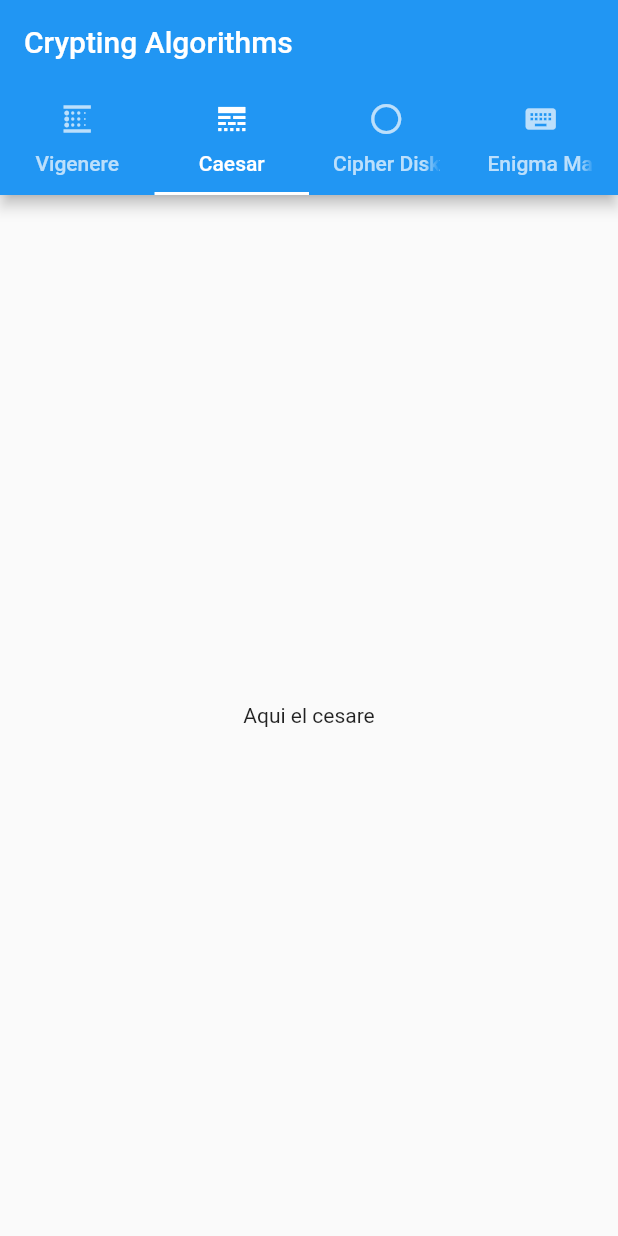
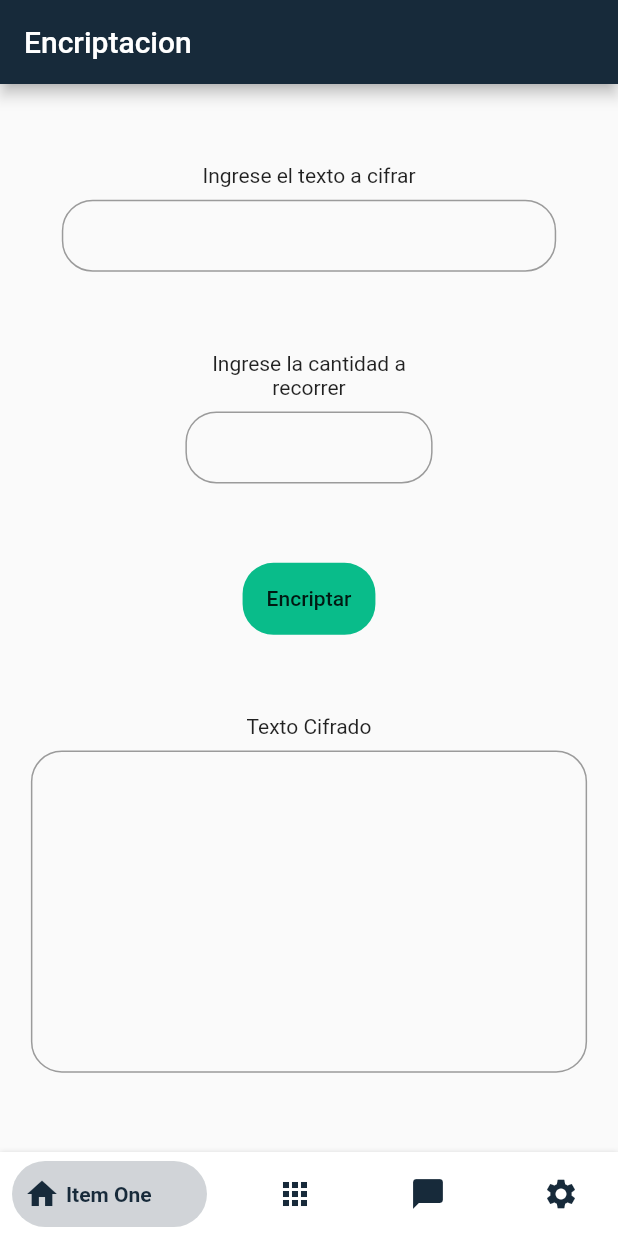
Before and after one commit to JuanJo53/Crypting-Security-Code, a Flutter app: the screen it shows after launch, on a phone screen of 412 x 824 dp. Run offline on Flutter 3.47's test engine with Material 2 defaults, Android fonts, the light colour scheme and no system bars; drawn by our look-alikes of bottom_navy_bar.

Commit message:
se hizo la pantalla para el cifrado caesar y su implementacion

```diff
--- /dev/null
+++ b/lib/Algorithms/caesar_algorithm.dart
@@ -0,0 +1,32 @@
+
+String caesar(int numero,String palabra){
+  numero=numero%26;
+  print(numero);
+  String palabraEncriptada="";
+  for(int i=0;i<palabra.length;i++){
+    int nuevoAscii=palabra.codeUnitAt(i)+numero;
+    if(!((palabra.codeUnitAt(i)>64&&palabra.codeUnitAt(i)<91)
+        ||(palabra.codeUnitAt(i)>96&&palabra.codeUnitAt(i)<123))){
+      palabraEncriptada+=String.fromCharCode(palabra.codeUnitAt(i));
+    }
+    else if(palabra.substring(i,i+1).toUpperCase()==palabra.substring(i,i+1)){
+      if(nuevoAscii<65){
+        palabraEncriptada+=String.fromCharCode(91+numero);
+      }
+      else if(nuevoAscii>90){
+        palabraEncriptada+=String.fromCharCode(64+numero);
+      }
+      else  palabraEncriptada+=String.fromCharCode(nuevoAscii);
+    }
+    else{
+      if(nuevoAscii<97){
+        palabraEncriptada+=String.fromCharCode(123+numero);
+      }
+      else if(nuevoAscii>122){
+        palabraEncriptada+=String.fromCharCode(96+numero);
+      }
+      else  palabraEncriptada+=String.fromCharCode(nuevoAscii);
+    }
+  }
+  return palabraEncriptada;
+}
--- /dev/null
+++ b/lib/Pages/Caesar_Page.dart
@@ -0,0 +1,123 @@
+import 'package:crypting_security_app/Algorithms/caesar_algorithm.dart';
+import 'package:crypting_security_app/colors.dart';
+import 'package:flutter/material.dart';
+
+class Caesar_Page extends StatefulWidget {
+  Color_Palette _colores;
+  Caesar_Page(this._colores);
+  @override
+  _Caesar_PageState createState() => _Caesar_PageState(_colores);
+}
+
+class _Caesar_PageState extends State<Caesar_Page> {
+  Color_Palette _colores;
+  Size size;
+  _Caesar_PageState(this._colores);
+  TextEditingController input=TextEditingController();
+  TextEditingController number=TextEditingController();
+  TextEditingController output=TextEditingController();
+  @override
+  Widget build(BuildContext context) {
+    size=MediaQuery.of(context).size;
+    return Scaffold(
+        body: Column(
+            mainAxisAlignment: MainAxisAlignment.spaceEvenly,
+            children: [
+              Input("Ingrese el texto a cifrar",input,TextInputType.text,size.width*0.1),
+              Input("Ingrese la cantidad a recorrer",number,TextInputType.number,size.width*0.3),
+              Boton("Encriptar"),
+              InputArea("Texto Cifrado",output),
+
+            ],
+          ),
+    );
+  }
+  void cifrar(){
+    setState(() {
+
+      output.text=caesar(int.parse(number.text), input.text);
+    });
+  }
+  Widget Boton(label){
+    return Container(
+      decoration: BoxDecoration(
+        color: _colores.secondColor,
+        borderRadius: BorderRadius.circular(size.width*0.05),
+      ),
+      child: MaterialButton(
+        shape: RoundedRectangleBorder(borderRadius: BorderRadius.circular(size.width*0.05)),
+        onPressed: (){cifrar();},
+        child: Text(label),
+      ),
+    );
+  }
+  Widget InputArea(label,input){
+    return Container(
+      margin: EdgeInsets.symmetric(horizontal: size.width*0.05),
+      child: Column(
+        children: [
+          Text(label),
+          SizedBox(
+            height: size.height*0.01,
+          ),
+          Container(
+            decoration: BoxDecoration(
+                borderRadius: BorderRadius.all(Radius.circular(size.width*0.05))
+            ),
+            child:
+            TextField(
+              maxLines: 10,
+              controller: input,
+              cursorColor: _colores.primaryColor,
+              decoration: InputDecoration(
+                  focusedBorder: OutlineInputBorder(
+                      borderSide: BorderSide(color: _colores.secondColor),
+                      borderRadius: BorderRadius.all(Radius.circular(size.width*0.05))),
+                  contentPadding: EdgeInsets.symmetric(horizontal: size.width*0.03,vertical: size.width*0.03),
+                  border: OutlineInputBorder(
+                      borderSide: BorderSide(color: _colores.primaryColor),
+                      borderRadius: BorderRadius.all(Radius.circular(size.width*0.05))
+                  )
+              ),
+            ),
+          )
+        ],
+      ),
+    );
+  }
+  Widget Input(label,input,key,margin){
+    return Container(
+      margin: EdgeInsets.symmetric(horizontal: margin),
+      child: Column(
+        children: [
+          Text(label,textAlign: TextAlign.center,),
+          SizedBox(
+            height: size.height*0.01,
+          ),
+          Container(
+            decoration: BoxDecoration(
+                borderRadius: BorderRadius.all(Radius.circular(size.width*0.05))
+            ),
+            child:
+            TextField(
+
+              controller: input,
+              keyboardType: key,
+              cursorColor: _colores.primaryColor,
+              decoration: InputDecoration(
+                focusedBorder: OutlineInputBorder(
+                  borderSide: BorderSide(color: _colores.secondColor),
+                    borderRadius: BorderRadius.all(Radius.circular(size.width*0.05))),
+                contentPadding: EdgeInsets.symmetric(horizontal: size.width*0.03),
+                border: OutlineInputBorder(
+                  borderSide: BorderSide(color: _colores.primaryColor),
+                  borderRadius: BorderRadius.all(Radius.circular(size.width*0.05))
+                )
+              ),
+            ),
+          )
+        ],
+      ),
+    );
+  }
+}
--- /dev/null
+++ b/lib/colors.dart
@@ -0,0 +1,38 @@
+import 'dart:ui';
+
+import 'package:flutter/material.dart';
+
+class Color_Palette{
+  Color _primaryColor;
+  Color _secondColor;
+  Color _black;
+  Color _white;
+
+  Color_Palette(){
+    _primaryColor=Color(0xff172A3A);
+    _secondColor=Color(0xff09BC8A);
+    _black=Color(0xff000000);
+    _white=Color(0xffffffff);
+  }
+  darkMode(){
+    _primaryColor=Color(0xff09BC8A);
+    _secondColor=Color(0xff172A3A);
+    _black=Color(0xff062441);
+    _white=Color(0xffffffff);
+
+  }
+  normalMode(){
+    _primaryColor=Color(0xff172A3A);
+    _secondColor=Color(0xff09BC8A);
+    _black=Color(0xff000000);
+    _white=Color(0xffffffff);
+
+  }
+  Color get primaryColor => _primaryColor;
+
+  Color get secondColor => _secondColor;
+
+  Color get black => _black;
+
+  Color get white => _white;
+}
--- a/lib/main.dart
+++ b/lib/main.dart
@@ -1,77 +1,93 @@
-/// Flutter code sample for TabBar
-
-// This sample shows the implementation of [TabBar] and [TabBarView] using a [DefaultTabController].
-// Each [Tab] corresponds to a child of the [TabBarView] in the order they are written.
-
+import 'package:bottom_navy_bar/bottom_navy_bar.dart';
+import 'package:crypting_security_app/colors.dart';
 import 'package:flutter/material.dart';
 
-void main() => runApp(const MyApp());
+import 'Pages/Caesar_Page.dart';
 
-/// This is the main application widget.
-class MyApp extends StatelessWidget {
-  const MyApp({Key key}) : super(key: key);
+void main() => runApp(MyApp());
 
-  static const String _title = 'Flutter Code Sample';
+
+class MyApp extends StatefulWidget {
+  Color_Palette _colores;
+  MyApp(){
+    _colores=Color_Palette();
+  }
+
+  Color_Palette get colores => _colores;
+
+  @override
+  _MyAppState createState() => _MyAppState(_colores);
+}
+
+class _MyAppState extends State<MyApp> {
+  Color_Palette _colores;
+  _MyAppState(this._colores);
+
+  int _currentIndex = 0;
+  PageController _pageController;
+
+  @override
+  void initState() {
+    super.initState();
+    _pageController = PageController();
+  }
+
+  @override
+  void dispose() {
+    _pageController.dispose();
+    super.dispose();
+  }
 
   @override
   Widget build(BuildContext context) {
-    return const MaterialApp(
-      title: _title,
-      home: MyStatelessWidget(),
-    );
-  }
-}
-
-/// This is the stateless widget that the main application instantiates.
-class MyStatelessWidget extends StatelessWidget {
-  const MyStatelessWidget({Key key}) : super(key: key);
-
-  @override
-  Widget build(BuildContext context) {
-    return DefaultTabController(
-      initialIndex: 1,
-      length: 4,
-      child: Scaffold(
-        appBar: AppBar(
-          title: const Text('Crypting Algorithms'),
-          bottom: const TabBar(
-            tabs: <Widget>[
-              Tab(
-                text: "Vigenere",
-                icon: Icon(Icons.blur_linear),
-              ),
-              Tab(
-                text: "Caesar",
-                icon: Icon(Icons.line_style),
-              ),
-              Tab(
-                text: "Cipher Disk",
-                icon: Icon(Icons.panorama_fish_eye),
-              ),
-              Tab(
-                text: "Enigma Machine",
-                icon: Icon(Icons.keyboard),
-              ),
+    return MaterialApp(
+      home: Scaffold(
+        appBar: AppBar(title: Text("Encriptacion"),backgroundColor: _colores.primaryColor,),
+        body: SizedBox.expand(
+          child: PageView(
+            controller: _pageController,
+            onPageChanged: (index) {
+              setState(() => _currentIndex = index);
+            },
+            children: <Widget>[
+              Caesar_Page(_colores),
+              Caesar_Page(_colores),
+              Caesar_Page(_colores),
+              Caesar_Page(_colores),
             ],
           ),
         ),
-        body: const TabBarView(
-          children: <Widget>[
-            Center(
-              child: Text('Aqui el vigenere'),
+        bottomNavigationBar: BottomNavyBar(
+          selectedIndex: _currentIndex,
+          onItemSelected: (index) {
+            setState(() => _currentIndex = index);
+            _pageController.jumpToPage(index);
+          },
+          items: <BottomNavyBarItem>[
+            BottomNavyBarItem(
+                title: Text('Item One'),
+                icon: Icon(Icons.home),
+                activeColor: _colores.primaryColor
             ),
-            Center(
-              child: Text('Aqui el cesare'),
+            BottomNavyBarItem(
+                title: Text('Item Two'),
+                icon: Icon(Icons.apps),
+                activeColor: _colores.primaryColor
             ),
-            Center(
-              child: Text('Aqui el de disco de cifrado'),
+            BottomNavyBarItem(
+                title: Text('Item Three'),
+                icon: Icon(Icons.chat_bubble),
+                activeColor: _colores.primaryColor
             ),
-            Center(
-              child: Text('Aqui la maquina de enigma'),
+            BottomNavyBarItem(
+                title: Text('Item Four'),
+                icon: Icon(Icons.settings),
+                activeColor: _colores.primaryColor
             ),
           ],
         ),
       ),
     );
   }
+
 }
--- a/pubspec.yaml
+++ b/pubspec.yaml
@@ -28,6 +28,7 @@ dependencies:
   # The following adds the Cupertino Icons font to your application.
   # Use with the CupertinoIcons class for iOS style icons.
   cupertino_icons: ^1.0.0
+  bottom_navy_bar: ^5.6.0
 
 dev_dependencies:
   flutter_test:
```
Also changed, not shown: pubspec.lock.
